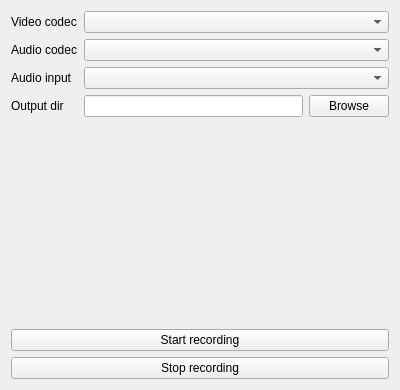
First picture: the form in gui/mainwindow.ui, repository nouspiro/kiroku, before the edit.
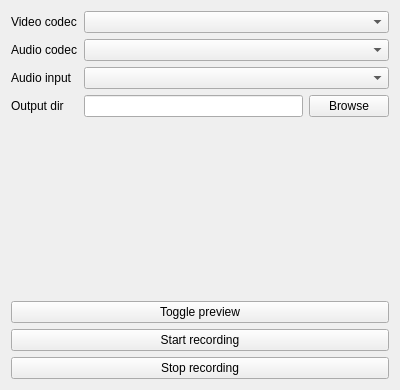
Second picture: the form after the edit.

Commit message: Dynamical video preview widget

Patch:
```diff
--- a/gui/mainwindow.ui
+++ b/gui/mainwindow.ui
@@ -70,6 +70,16 @@
       </item>
      </layout>
     </item>
+    <item>
+     <widget class="QPushButton" name="previewButton">
+      <property name="text">
+       <string>Toggle preview</string>
+      </property>
+      <property name="checkable">
+       <bool>false</bool>
+      </property>
+     </widget>
+    </item>
     <item>
      <widget class="QPushButton" name="startButton">
       <property name="text">
```
Left out of the diff: 17 changed lines with no effect on the pictures. The commit also changes 6 other files.
